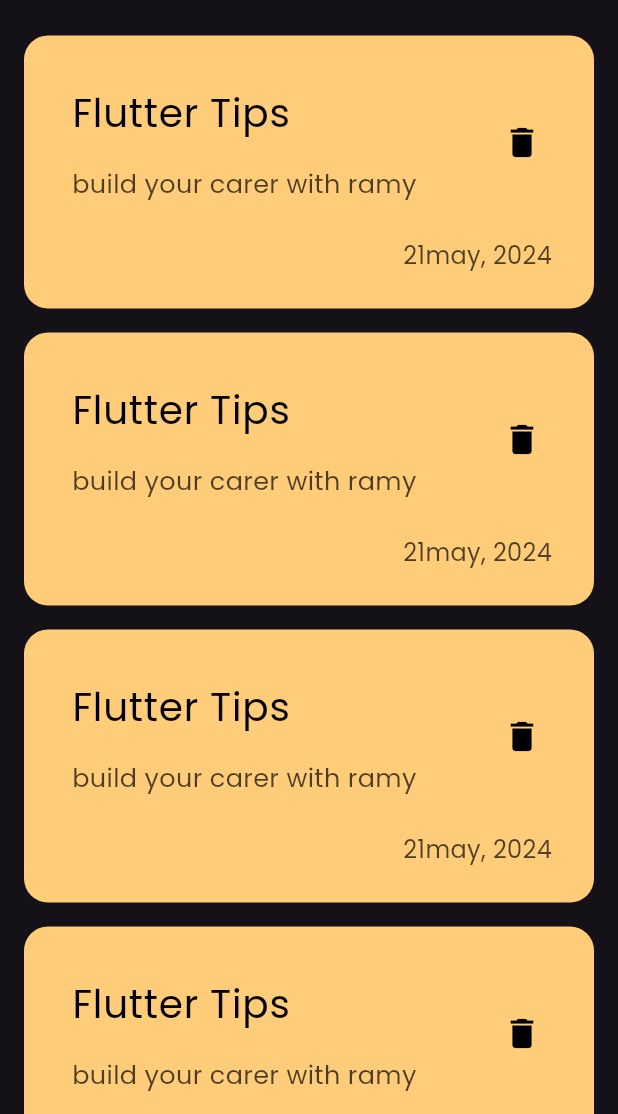
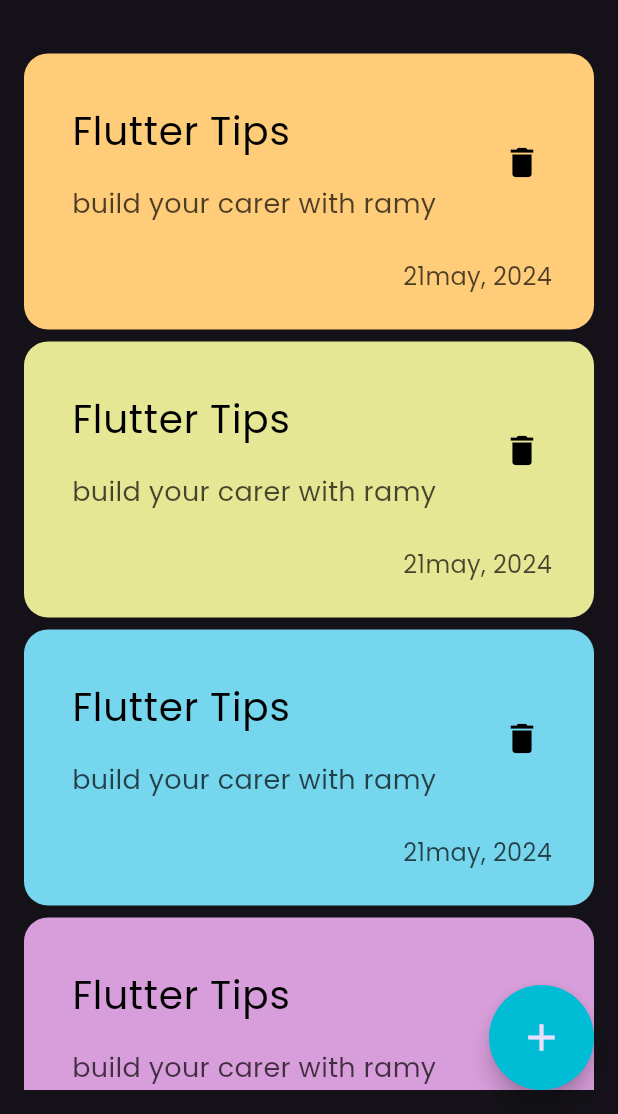
Before and after one commit to ramy23149/notes_app, a Flutter app: the screen it shows after launch, on a phone screen of 412 x 824 dp, the part 122-1236 px from its top. Run offline on Flutter 3.47's test engine with Material 3 defaults, Android fonts, the phone set to English and light mode, and no system bars.

Commit message:
add color and FAB

```diff
--- a/lib/views/notes_ view.dart
+++ b/lib/views/notes_ view.dart
@@ -7,6 +7,18 @@ class NotesView extends StatelessWidget {
   @override
   Widget build(BuildContext context) {
     return Scaffold(
+      floatingActionButton: Container(
+        width: 70,
+        height: 70,
+        child: FloatingActionButton(
+          onPressed: () {},
+          child: Icon(Icons.add,size: 30,),
+          backgroundColor: Colors.cyan,
+          shape: RoundedRectangleBorder(
+              borderRadius: BorderRadius.circular(100)),
+
+        ),
+      ),
       body: NotesViewBody(),
     );
   }
--- a/lib/widgets/Costum_note_item.dart
+++ b/lib/widgets/Costum_note_item.dart
@@ -1,31 +1,31 @@
 import 'package:flutter/material.dart';
 
 class NoteItem extends StatelessWidget {
-  const NoteItem({super.key});
+  const NoteItem({super.key, required this.color});
 
+  final Color color;
   @override
   Widget build(BuildContext context) {
     return Container(
-      padding: EdgeInsets.only(left: 16,top: 24,bottom: 24),
+      padding: EdgeInsets.only(left: 16, top: 24, bottom: 24),
       decoration: BoxDecoration(
-        color: const Color(0xffFFCC79),
+        color: color,
         borderRadius: BorderRadius.circular(16),
       ),
       child: Column(
         crossAxisAlignment: CrossAxisAlignment.end,
         children: [
           ListTile(
-
             title: const Text(
               'Flutter Tips',
-              style: TextStyle(color: Colors.black,fontSize: 26),
+              style: TextStyle(color: Colors.black, fontSize: 26),
             ),
-
             subtitle: Padding(
               padding: const EdgeInsets.only(top: 16),
               child: Text(
                 'build your carer with ramy',
-                style: TextStyle(color: Colors.black.withOpacity(0.7),fontSize: 17),
+                style: TextStyle(
+                    color: Colors.black.withOpacity(0.7), fontSize: 18),
               ),
             ),
             trailing: IconButton(
@@ -34,13 +34,16 @@ class NoteItem extends StatelessWidget {
                   Icons.delete,
                   color: Colors.black,
                   size: 26,
-
                 )),
           ),
-        Padding(
-          padding: const EdgeInsets.only(right: 28,top: 16),
-          child: Text('21may, 2024',style: TextStyle(color: Colors.black.withOpacity(0.7),fontSize: 16),),
-        )
+          Padding(
+            padding: const EdgeInsets.only(right: 28, top: 16),
+            child: Text(
+              '21may, 2024',
+              style:
+                  TextStyle(color: Colors.black.withOpacity(0.7), fontSize: 16),
+            ),
+          )
         ],
       ),
     );
--- a/lib/widgets/Notes_list_view.dart
+++ b/lib/widgets/Notes_list_view.dart
@@ -2,15 +2,29 @@ import 'package:flutter/material.dart';
 import 'package:notes_app/widgets/Costum_note_item.dart';
 
 class NotesListViwe extends StatelessWidget {
-  const NotesListViwe({super.key});
+  const NotesListViwe({super.key,});
+
+final data = const [
+    Color(0xffFFCC79),
+    Color(0xffE5E794),
+    Color(0xff76D6EE),
+    Color(0xffD89EDB)
+  ];
+
 
   @override
   Widget build(BuildContext context) {
-    return ListView.builder(itemBuilder: (context, index) {
-      return const Padding(
-        padding: EdgeInsets.symmetric(vertical: 8),
-        child: NoteItem(),
-      );
-    });
+
+    return Padding(
+      padding: const EdgeInsets.symmetric(vertical: 16),
+      child: ListView.builder(
+        padding: EdgeInsets.zero,
+        itemBuilder: (context, index) {
+        return  Padding(
+          padding: const EdgeInsets.symmetric(vertical: 4),
+          child: NoteItem(color: data[index],),
+        );
+      }),
+    );
   }
 }
--- a/lib/widgets/notes_view_body.dart
+++ b/lib/widgets/notes_view_body.dart
@@ -5,6 +5,8 @@ import 'package:notes_app/widgets/costum_appbar.dart';
 
 class NotesViewBody extends StatelessWidget {
   const NotesViewBody({super.key});
+
+
 
   @override
   Widget build(BuildContext context) {
```
